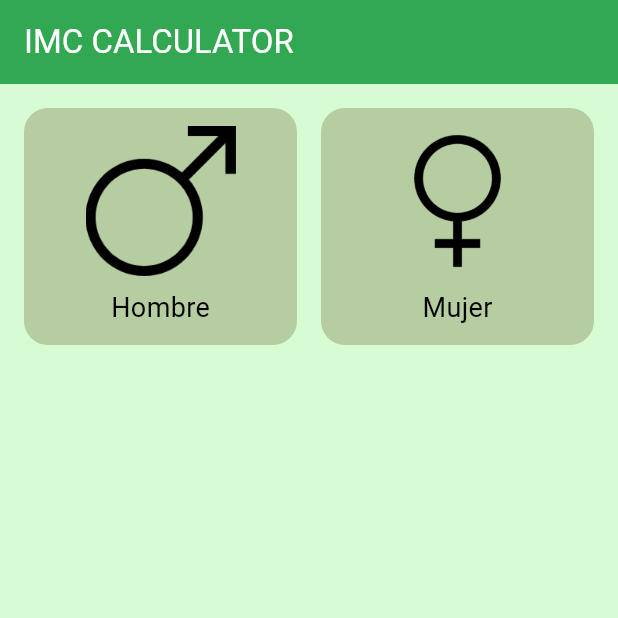
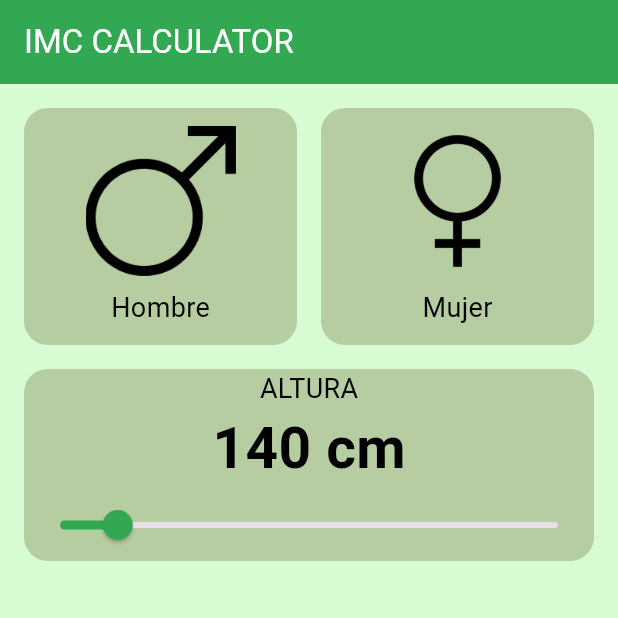
Before and after one commit to CUBOVR/imcCalculator, a Flutter app: the screen it shows after launch, on a phone screen of 412 x 824 dp, the top half of it. Run offline on Flutter 3.47's test engine with Material 3 defaults, Android fonts, the phone set to English and light mode, and no system bars.

Commit message:
creación del componente Height Selector

```diff
--- /dev/null
+++ b/lib/components/heightSelector.dart
@@ -0,0 +1,52 @@
+import 'package:flutter/material.dart';
+import 'package:imc_calculator/core/app_colors.dart';
+import 'package:imc_calculator/core/text_styles.dart';
+
+class HeightSelector extends StatefulWidget {
+  const HeightSelector({super.key});
+
+  @override
+  State<HeightSelector> createState() => _HeightSelectorState();
+}
+
+class _HeightSelectorState extends State<HeightSelector> {
+  double height = 140; // Altura inicial
+  @override
+  Widget build(BuildContext context) {
+    return Padding(
+      padding: const EdgeInsets.only(left: 16, right: 16),
+      child: Container(
+        decoration: BoxDecoration(
+          color: AppColors.backgroundComponent,
+          borderRadius: BorderRadius.circular(16),
+        ),
+        child: Column(
+          children: [
+            Text("ALTURA", style: TextStyles.bodyText),
+            Text(
+              "${height.toStringAsFixed(0)} cm",
+              style: TextStyle(
+                color: Colors.black,
+                fontSize: 38,
+                fontWeight: FontWeight.bold,
+              ),
+            ),
+            Slider(
+              value: height,
+              onChanged: (newHeight) {
+                setState(() {
+                  height = newHeight;
+                });
+              },
+              min: 130,
+              max: 220,
+              divisions: 90,
+              label: "${height.toStringAsFixed(0)} cm",
+              activeColor: AppColors.primary,
+            ),
+          ],
+        ),
+      ),
+    );
+  }
+}
--- a/lib/screens/imc_homeScreen.dart
+++ b/lib/screens/imc_homeScreen.dart
@@ -1,5 +1,6 @@
 import 'package:flutter/material.dart';
 import 'package:imc_calculator/components/genderSelector.dart';
+import 'package:imc_calculator/components/heightSelector.dart';
 
 class ImcHomescreen extends StatefulWidget {
   const ImcHomescreen({super.key});
@@ -11,8 +12,6 @@ class ImcHomescreen extends StatefulWidget {
 class _ImcHomescreenState extends State<ImcHomescreen> {
   @override
   Widget build(BuildContext context) {
-    return Column(children: [
-      Genderselector(),
-    ],);
+    return Column(children: [Genderselector(), HeightSelector()]);
   }
 }
```
